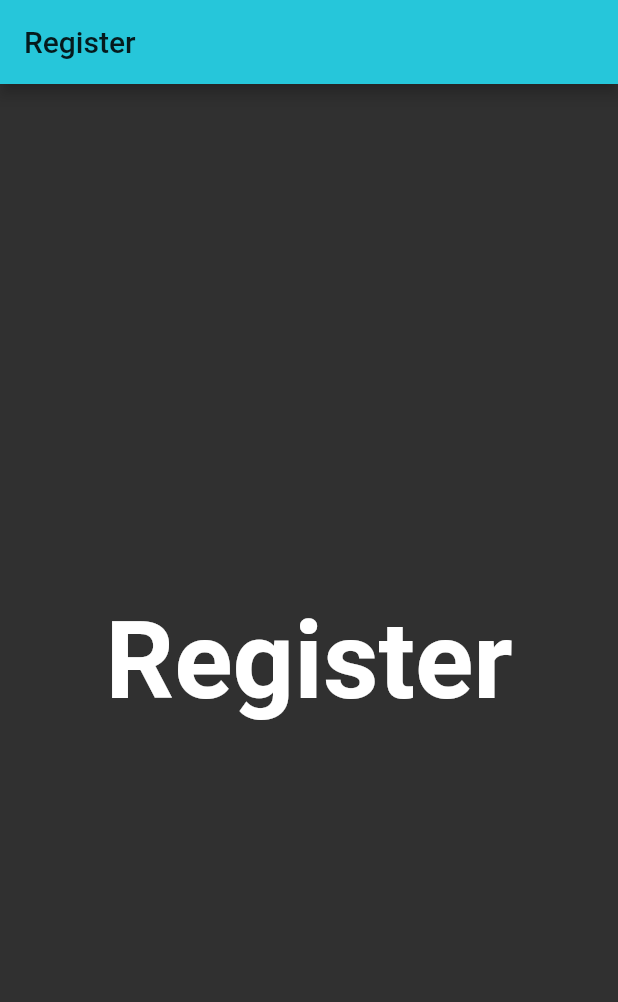
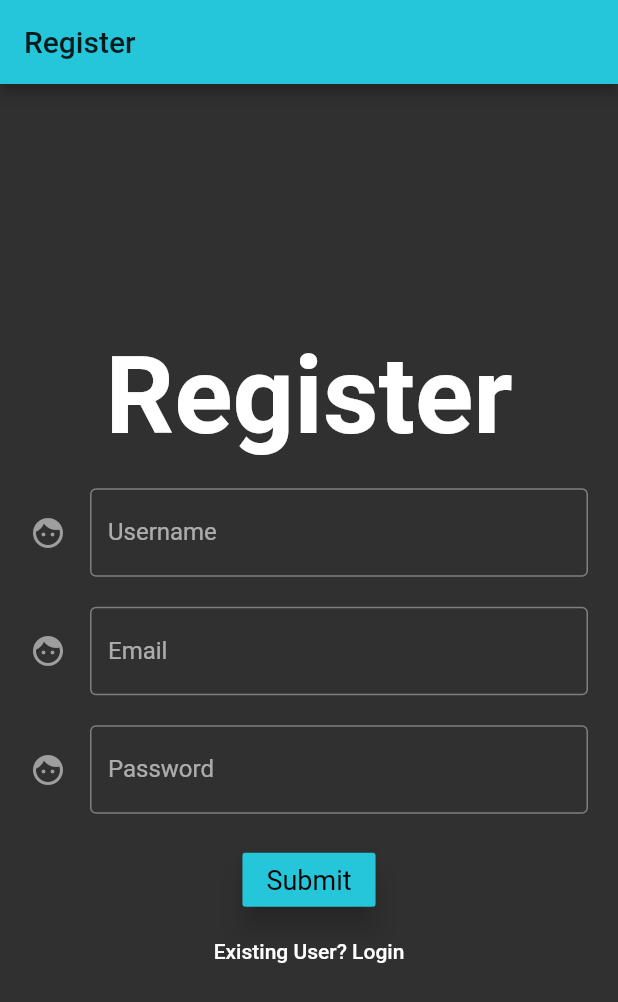
Before and after one commit to raphaelpinel/flutter-eCommerce, a Flutter app: the screen it shows after launch, on a phone screen of 412 x 824 dp. Shown: the top 1002 px of the screen. Run offline on Flutter 3.47's test engine with Material 2 defaults, Android fonts, the phone set to English and light mode, and no system bars.

Commit message:
add register page elements

```diff
--- a/lib/pages/register_page.dart
+++ b/lib/pages/register_page.dart
@@ -16,15 +16,85 @@ class _RegisterPageState extends State<RegisterPage> {
           'Register',
         ),
       ),
-      body: Center(
+      body: Container(
+        padding: EdgeInsets.symmetric(horizontal: 20.0),
+        child: Center(
+          child: SingleChildScrollView(
+            child: Form(
               child: Column(
-          mainAxisAlignment: MainAxisAlignment.center,
+                // mainAxisAlignment: MainAxisAlignment.center,
                 children: <Widget>[
                   Text(
                     'Register',
                     style: Theme.of(context).textTheme.headline,
                   ),
+                  Padding(
+                    padding: EdgeInsets.only(top: 20.0),
+                    child: TextFormField(
+                      decoration: InputDecoration(
+                        border: OutlineInputBorder(),
+                        labelText: 'Username',
+                        hintText: 'Enter username, min length 6',
+                        icon: Icon(
+                          Icons.face,
+                          color: Colors.grey,
+                        ),
+                      ),
+                    ),
+                  ),
+                  Padding(
+                    padding: EdgeInsets.only(top: 20.0),
+                    child: TextFormField(
+                      decoration: InputDecoration(
+                        border: OutlineInputBorder(),
+                        labelText: 'Email',
+                        hintText: 'Enter your email address',
+                        icon: Icon(
+                          Icons.face,
+                          color: Colors.grey,
+                        ),
+                      ),
+                    ),
+                  ),
+                  Padding(
+                    padding: EdgeInsets.only(top: 20.0),
+                    child: TextFormField(
+                      obscureText: true,
+                      decoration: InputDecoration(
+                        border: OutlineInputBorder(),
+                        labelText: 'Password',
+                        hintText: 'Enter a password, min length 6 ',
+                        icon: Icon(
+                          Icons.face,
+                          color: Colors.grey,
+                        ),
+                      ),
+                    ),
+                  ),
+                  Padding(
+                    padding: EdgeInsets.only(top: 20.0),
+                    child: Column(
+                      children: <Widget>[
+                        RaisedButton(
+                          child: Text('Submit',
+                              style: Theme.of(context).textTheme.body1.copyWith(
+                                    color: Colors.black,
+                                  )),
+                          onPressed: () {},
+                          color: Theme.of(context).primaryColor,
+                          elevation: 8.0,
+                        ),
+                        FlatButton(
+                          child: Text('Existing User? Login'),
+                          onPressed: () => print('login'),
+                        )
                       ],
+                    ),
+                  )
+                ],
+              ),
+            ),
+          ),
         ),
       ),
     );
```
Lines whose indentation alone changed are shown as unchanged.
